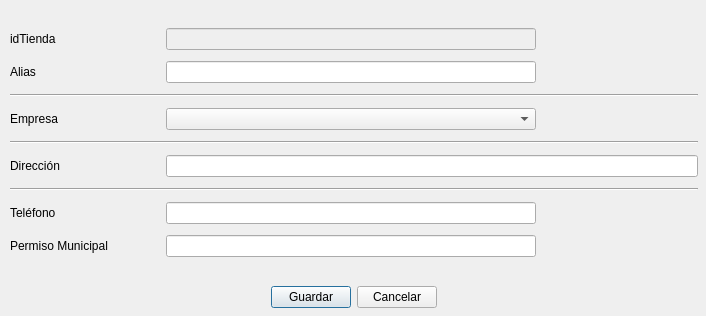
The window that ui_tienda_agregar.ui (benArambide/ProyFinal-IS2) describes before a commit, drawn with Qt 5.
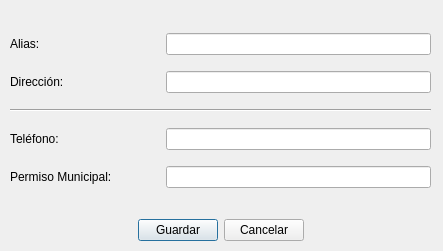
The same window after the commit.

```diff
--- a/ui_tienda_agregar.ui
+++ b/ui_tienda_agregar.ui
@@ -6,8 +6,8 @@
    <rect>
     <x>0</x>
     <y>0</y>
-    <width>706</width>
-    <height>316</height>
+    <width>443</width>
+    <height>251</height>
    </rect>
   </property>
   <property name="windowTitle">
@@ -18,8 +18,8 @@
     <rect>
      <x>10</x>
      <y>10</y>
-     <width>688</width>
-     <height>298</height>
+     <width>421</width>
+     <height>231</height>
     </rect>
    </property>
    <layout class="QGridLayout" name="gridLayout_2">
@@ -85,95 +85,36 @@
     </item>
     <item row="0" column="0">
      <layout class="QGridLayout" name="gridLayout_4">
-      <item row="0" column="1">
-       <spacer name="horizontalSpacer_7">
-        <property name="orientation">
-         <enum>Qt::Horizontal</enum>
-        </property>
-        <property name="sizeType">
-         <enum>QSizePolicy::Fixed</enum>
-        </property>
-        <property name="sizeHint" stdset="0">
-         <size>
-          <width>150</width>
-          <height>13</height>
-         </size>
-        </property>
-       </spacer>
-      </item>
-      <item row="6" column="0" colspan="4">
-       <widget class="Line" name="line_2">
-        <property name="orientation">
-         <enum>Qt::Horizontal</enum>
+      <item row="1" column="0">
+       <widget class="QLabel" name="label_24">
+        <property name="text">
+         <string>Alias:</string>
         </property>
        </widget>
       </item>
-      <item row="0" column="2">
-       <spacer name="horizontalSpacer_11">
-        <property name="orientation">
-         <enum>Qt::Horizontal</enum>
-        </property>
-        <property name="sizeType">
-         <enum>QSizePolicy::Fixed</enum>
-        </property>
-        <property name="sizeHint" stdset="0">
-         <size>
-          <width>150</width>
-          <height>13</height>
-         </size>
-        </property>
-       </spacer>
-      </item>
-      <item row="10" column="1">
+      <item row="6" column="1" colspan="2">
        <widget class="QLineEdit" name="textPermisoMunicipal"/>
       </item>
-      <item row="7" column="0">
-       <widget class="QLabel" name="label_19">
+      <item row="6" column="0">
+       <widget class="QLabel" name="label_23">
         <property name="text">
-         <string>Dirección</string>
+         <string>Permiso Municipal:</string>
         </property>
        </widget>
       </item>
-      <item row="7" column="1" colspan="3">
+      <item row="3" column="1" colspan="2">
        <widget class="QLineEdit" name="textDireccion"/>
       </item>
-      <item row="9" column="0">
-       <widget class="QLabel" name="label_22">
-        <property name="text">
-         <string>Teléfono</string>
+      <item row="4" column="0" colspan="3">
+       <widget class="Line" name="line_3">
+        <property name="orientation">
+         <enum>Qt::Horizontal</enum>
         </property>
        </widget>
       </item>
-      <item row="9" column="1">
-       <widget class="QLineEdit" name="textTelefono"/>
-      </item>
-      <item row="4" column="1">
-       <widget class="QComboBox" name="comboEmpresa"/>
-      </item>
-      <item row="2" column="0">
-       <widget class="QLabel" name="label_24">
-        <property name="text">
-         <string>Alias</string>
-        </property>
-       </widget>
-      </item>
-      <item row="2" column="1">
+      <item row="1" column="1" colspan="2">
        <widget class="QLineEdit" name="textAlias"/>
       </item>
-      <item row="1" column="1">
-       <widget class="QLineEdit" name="textIdTienda">
-        <property name="enabled">
-         <bool>false</bool>
-        </property>
-       </widget>
-      </item>
-      <item row="1" column="0">
-       <widget class="QLabel" name="label_21">
-        <property name="text">
-         <string>idTienda</string>
-        </property>
-       </widget>
-      </item>
       <item row="0" column="0">
        <spacer name="horizontalSpacer_4">
         <property name="orientation">
@@ -190,33 +131,38 @@
         </property>
        </spacer>
       </item>
-      <item row="3" column="0" colspan="4">
-       <widget class="Line" name="line">
-        <property name="orientation">
-         <enum>Qt::Horizontal</enum>
+      <item row="3" column="0">
+       <widget class="QLabel" name="label_19">
+        <property name="text">
+         <string>Dirección:</string>
         </property>
        </widget>
       </item>
-      <item row="4" column="0">
-       <widget class="QLabel" name="label_28">
+      <item row="5" column="1" colspan="2">
+       <widget class="QLineEdit" name="textTelefono"/>
+      </item>
+      <item row="5" column="0">
+       <widget class="QLabel" name="label_22">
         <property name="text">
-         <string>Empresa</string>
+         <string>Teléfono:</string>
         </property>
        </widget>
       </item>
-      <item row="8" column="0" colspan="4">
-       <widget class="Line" name="line_3">
+      <item row="0" column="1" colspan="2">
+       <spacer name="horizontalSpacer_7">
         <property name="orientation">
          <enum>Qt::Horizontal</enum>
         </property>
-       </widget>
-      </item>
-      <item row="10" column="0">
-       <widget class="QLabel" name="label_23">
-        <property name="text">
-         <string>Permiso Municipal</string>
+        <property name="sizeType">
+         <enum>QSizePolicy::Fixed</enum>
         </property>
-       </widget>
+        <property name="sizeHint" stdset="0">
+         <size>
+          <width>150</width>
+          <height>13</height>
+         </size>
+        </property>
+       </spacer>
       </item>
      </layout>
     </item>
```
